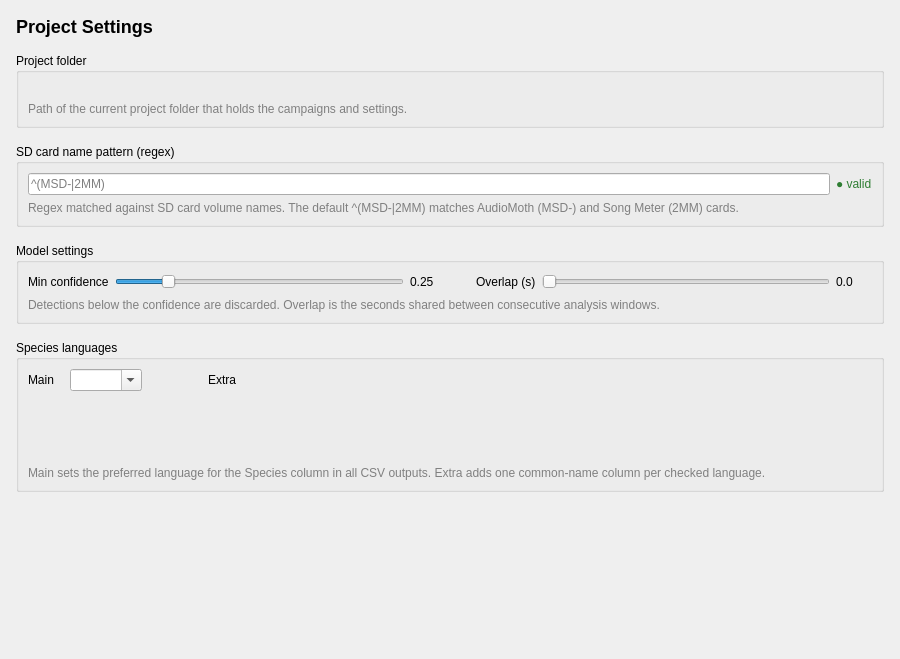
Before: the Qt Designer form src/pam_analyzer/ui/panels/project_panel.ui in kenwer/pam-analyzer, drawn with Qt 5.
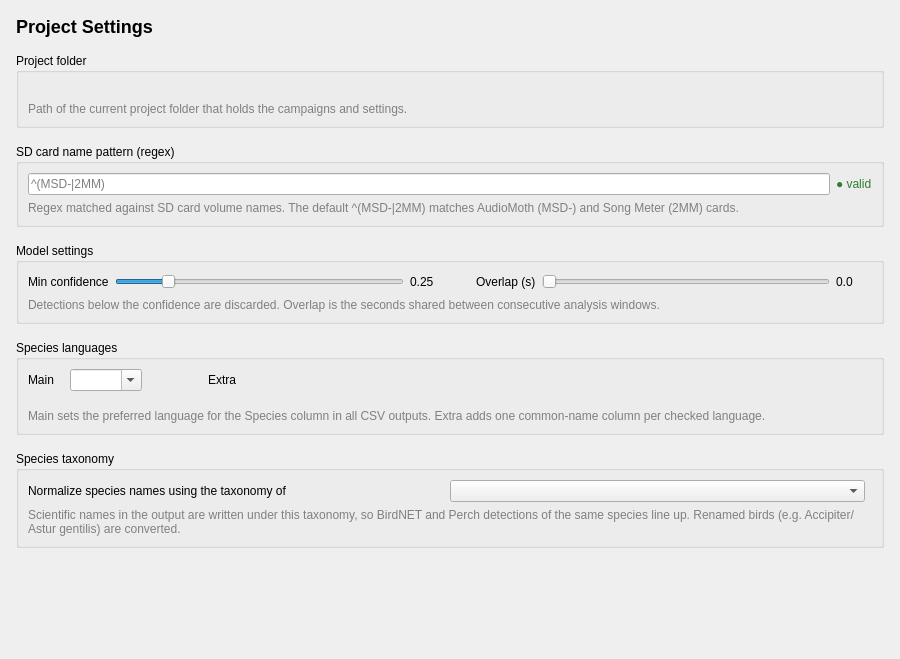
After: the same form once the commit is applied.

Commit message: Add taxonomy crosswalk

The edit to the form file:
```diff
--- a/src/pam_analyzer/ui/panels/project_panel.ui
+++ b/src/pam_analyzer/ui/panels/project_panel.ui
@@ -345,6 +345,50 @@
      </layout>
     </widget>
    </item>
+   <item>
+    <widget class="QGroupBox" name="taxonomy_group">
+     <property name="title">
+      <string>Species taxonomy</string>
+     </property>
+     <layout class="QVBoxLayout" name="taxonomy_layout">
+      <item>
+       <layout class="QHBoxLayout" name="taxonomy_row">
+        <item>
+         <widget class="QLabel" name="taxonomy_label">
+          <property name="text">
+           <string>Normalize species names using the taxonomy of</string>
+          </property>
+         </widget>
+        </item>
+        <item>
+         <widget class="QComboBox" name="taxonomy_combo">
+         </widget>
+        </item>
+        <item>
+         <spacer name="taxonomy_spacer">
+          <property name="orientation">
+           <enum>Qt::Orientation::Horizontal</enum>
+          </property>
+         </spacer>
+        </item>
+       </layout>
+      </item>
+      <item>
+       <widget class="QLabel" name="taxonomy_caption_label">
+        <property name="styleSheet">
+         <string>color: gray;</string>
+        </property>
+        <property name="text">
+         <string>Scientific names in the output are written under this taxonomy, so BirdNET and Perch detections of the same species line up. Renamed birds (e.g. Accipiter/Astur gentilis) are converted.</string>
+        </property>
+        <property name="wordWrap">
+         <bool>true</bool>
+        </property>
+       </widget>
+      </item>
+     </layout>
+    </widget>
+   </item>
    <item>
     <spacer name="bottom_spacer">
      <property name="orientation">
```
The commit also changes 18 other files.
